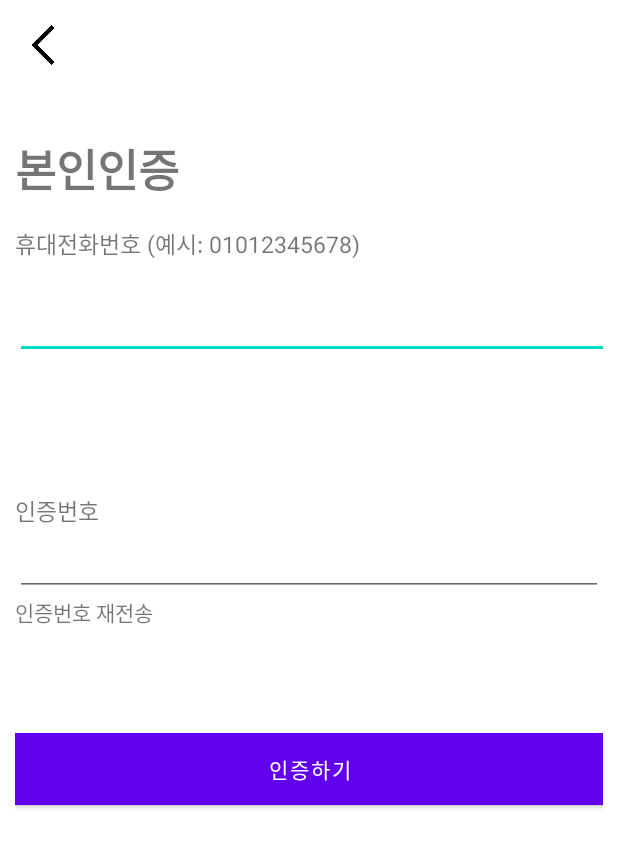
After one commit to DevMinGeonPark/android-loginTest, an Android app: the layout activity_phone.xml on its own in the app's theme, with its tools: preview values and no code run, on a phone screen of 412 x 824 dp. The commit adds this screen. Shown: the top 848 px of the screen. Run offline under Robolectric (Android 15) with nearby library versions, the phone set to English and light mode, and no system bars.

Commit message:
error non-fix ver

```diff
--- a/app/src/main/AndroidManifest.xml
+++ b/app/src/main/AndroidManifest.xml
@@ -22,6 +22,7 @@
         </activity>
         <activity android:name=".LoginActivity" />
         <activity android:name=".SignUpActivity" />
+        <activity android:name=".test3" />
 
     </application>
 
--- a/app/src/main/java/com/example/deitem_login/EmailLogin.java
+++ /dev/null
@@ -1,4 +0,0 @@
-package com.example.deitem_login;
-
-public class EmailLogin {
-}
--- a/app/src/main/java/com/example/deitem_login/GoogleLogin.java
+++ /dev/null
@@ -1,5 +0,0 @@
-package com.example.deitem_login;
-
-public class GoogleLogin {
-
-}
--- a/app/src/main/java/com/example/deitem_login/signUpActivity.java
+++ b/app/src/main/java/com/example/deitem_login/signUpActivity.java
@@ -15,6 +15,7 @@ import com.google.android.gms.tasks.Task;
 import com.google.firebase.auth.AuthResult;
 import com.google.firebase.auth.FirebaseAuth;
 import com.google.firebase.auth.FirebaseUser;
+import com.google.firebase.auth.UserProfileChangeRequest;
 import com.google.firestore.v1.FirestoreGrpc;
 
 import java.util.regex.Pattern;
@@ -72,7 +73,10 @@ public class SignUpActivity extends AppCompatActivity {
 
                                 if (task.isSuccessful()) {
                                     FirebaseUser user = firebaseAuth.getCurrentUser();
-                                    Toast.makeText(SignUpActivity.this, "회원가입에 완료했습니다.", Toast.LENGTH_SHORT).show();
+                                    UserProfileChangeRequest profileUpdates = new UserProfileChangeRequest.Builder()
+                                            .setDisplayName(name.toString())
+                                            .build();
+                                    Toast.makeText(SignUpActivity.this, user.getDisplayName(), Toast.LENGTH_SHORT).show();
                                     Intent intent = new Intent(SignUpActivity.this, MainActivity.class);
                                     startActivity(intent);
                                     finish();
--- a/app/src/main/res/layout/activity_login.xml
+++ b/app/src/main/res/layout/activity_login.xml
@@ -1,5 +1,6 @@
 <?xml version="1.0" encoding="utf-8"?>
 <LinearLayout xmlns:android="http://schemas.android.com/apk/res/android"
+    android:id="@+id/layout_main"
     android:layout_width="fill_parent"
     android:layout_height="fill_parent"
     android:gravity="center"
--- /dev/null
+++ b/app/src/main/res/layout/activity_phone.xml
@@ -0,0 +1,85 @@
+<?xml version="1.0" encoding="utf-8"?>
+<LinearLayout xmlns:android="http://schemas.android.com/apk/res/android"
+    android:id="@+id/layout_main"
+    android:layout_width="fill_parent"
+    android:layout_height="fill_parent"
+    android:orientation="vertical"
+    android:padding="10dp" >
+
+    <ImageView
+        android:layout_width="40dp"
+        android:layout_height="40dp"
+        android:layout_gravity="start"
+        android:src="@drawable/allow"
+        android:contentDescription="@string/go_back" />
+
+    <TextView
+        android:layout_marginTop="40dp"
+        android:id="@+id/self_auth"
+        android:layout_width="match_parent"
+        android:layout_height="wrap_content"
+        android:text="@string/text_self_auth"
+        android:textSize="30sp"
+        android:textStyle="bold" />
+
+    <TextView
+        android:id="@+id/Text_phone"
+        android:layout_width="match_parent"
+        android:layout_height="wrap_content"
+        android:text="@string/text_phone"
+        android:textSize="15.5sp"
+        android:layout_marginTop="15dp"/>
+
+    <LinearLayout
+        android:layout_width="match_parent"
+        android:layout_height="wrap_content"
+        android:orientation="horizontal"
+        android:layout_marginTop="20dp">
+
+        <EditText
+            android:id="@+id/p_n"
+            android:layout_width="420dp"
+            android:layout_height="wrap_content"
+            android:inputType="number"
+            android:autofillHints="" />
+
+        <TextView
+            android:id="@+id/certification_request"
+            android:layout_width="wrap_content"
+            android:layout_height="wrap_content"
+            android:text="@string/certification_request"
+            android:textSize="19sp"/>
+    </LinearLayout>
+
+    <TextView
+        android:id="@+id/text_verification_code"
+        android:layout_width="match_parent"
+        android:layout_height="wrap_content"
+        android:text="@string/text_verification_code"
+        android:textSize="15.5sp"
+        android:layout_marginTop="20dp"
+        />
+
+    <EditText
+        android:id="@+id/text_verification_code_number"
+        android:layout_width="match_parent"
+        android:layout_height="wrap_content"
+        android:inputType="number"
+        android:importantForAutofill="no" />
+
+    <TextView
+        android:id="@+id/retransmission"
+        android:layout_width="match_parent"
+        android:layout_height="wrap_content"
+        android:text="@string/retransmission" />
+
+    <Button
+        android:id="@+id/verification"
+        android:layout_width="match_parent"
+        android:layout_height="wrap_content"
+        android:layout_marginTop="70dp"
+        android:background="#FF9800"
+        android:backgroundTint="#FFFFFF"
+        android:text="@string/verification" />
+
+</LinearLayout>
--- a/app/src/main/res/values/strings.xml
+++ b/app/src/main/res/values/strings.xml
@@ -10,4 +10,17 @@
     <string name="man">남성</string>
     <string name="female">여성</string>
     <string name="phone">전화번호</string>
+    <string name="login_ok">로그인을 성공했습니다.</string>
+    <string name="login_fail">로그인을 실패했습니다.</string>
+    <string name="login_error">"아이디 혹은 비밀번호가 틀렸습니다."</string>
+    <string name="login_error_pwlength">"비밀번호는 8자 이상만 가능합니다."</string>
+    <string name="nametest">NameTest</string>
+    <string name="text_self_auth">본인인증</string>
+    <string name="text_phone">휴대전화번호 (예시: 01012345678)</string>
+    <string name="certification_request">인증요청</string>
+    <string name="text_verification_code">인증번호</string>
+    <string name="retransmission">인증번호 재전송</string>
+    <string name="verification">인증하기</string>
+    <string name="test3">Test3</string>
+    <string name="go_back">돌아가기 버튼</string>
 </resources>
```
Also changed, not shown: app/build.gradle (+10 -0 lines), app/src/main/java/com/example/deitem_login/CertificationActivity.java (deleted, +0 -7 lines), app/src/main/java/com/example/deitem_login/GoogleLoginActivity.java (+25 -24 lines), app/src/main/java/com/example/deitem_login/LoginActivity.java (+90 -11 lines), app/src/main/java/com/example/deitem_login/MainActivity.java (+26 -1 lines), app/src/main/java/com/example/deitem_login/TestActivity.java (added, +16 -0 lines), app/src/main/res/layout/activity_main.xml (+13 -2 lines), app/src/main/res/drawable-v24/allow.png (added).
